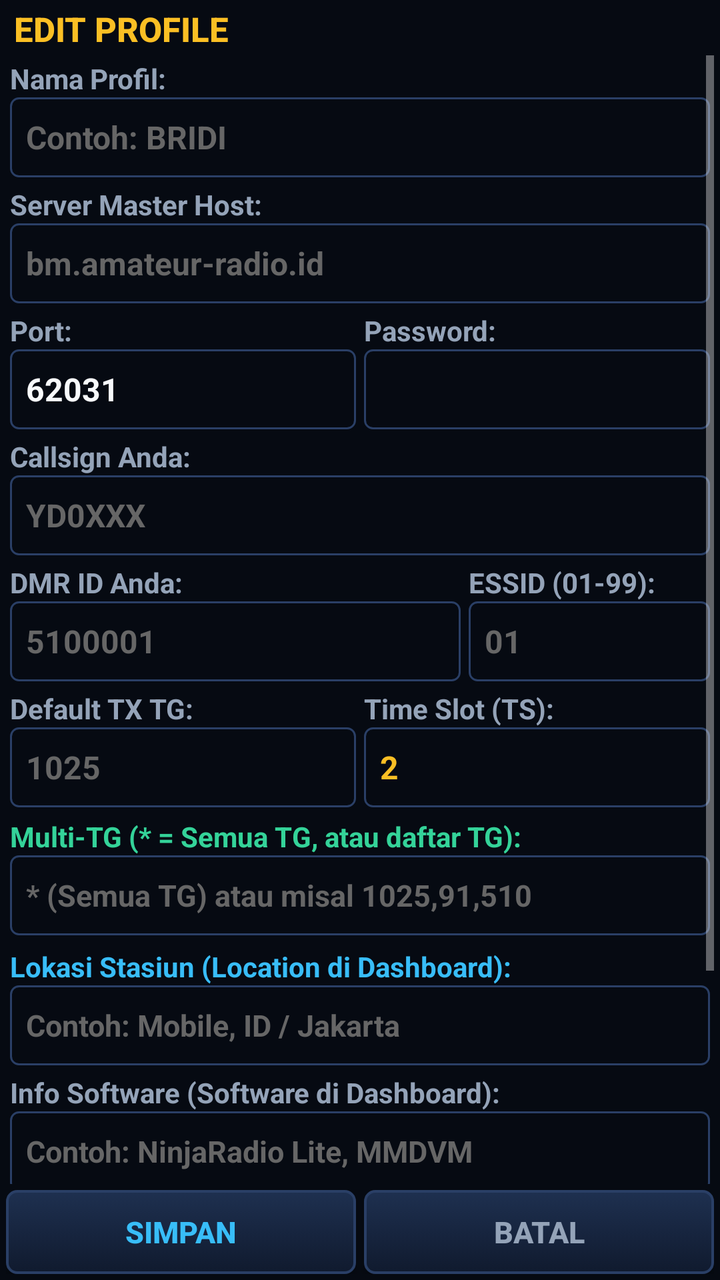
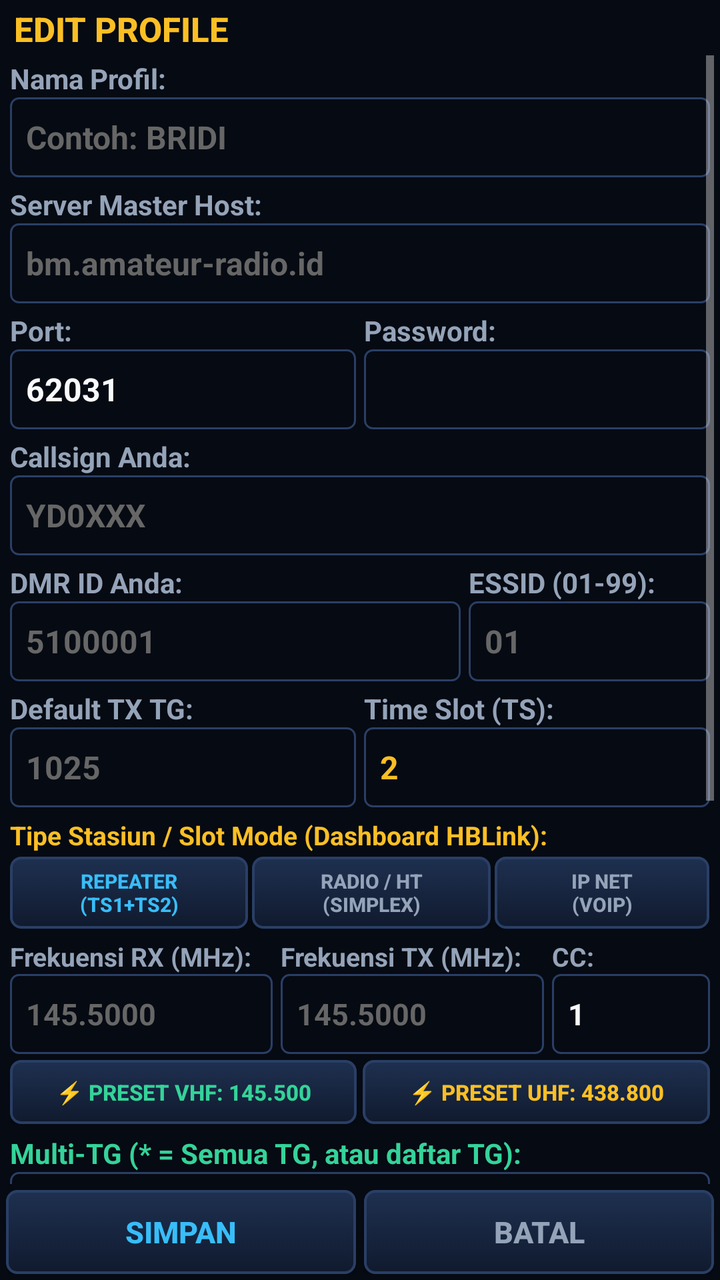

Screens rendered from an Android XML layout before and after an edit, with the pre-edit source and the edit as a unified diff.
<!-- AndroidManifest.xml: application theme Theme.NinjaRadioLite -->
<!-- res/layout/activity_edit_profile.xml -->
<?xml version="1.0" encoding="utf-8"?>
<LinearLayout xmlns:android="http://schemas.android.com/apk/res/android"
    android:layout_width="match_parent"
    android:layout_height="match_parent"
    android:orientation="vertical"
    android:background="@color/ninja_bg_deep"
    android:padding="3dp">

    
    <TextView
        android:id="@+id/tvEditTitle"
        android:layout_width="match_parent"
        android:layout_height="wrap_content"
        android:text="EDIT PROFILE"
        android:textColor="@color/ninja_amber"
        android:textSize="17sp"
        android:fontFamily="sans-serif-medium"
        android:textStyle="bold"
        android:gravity="center_vertical"
        android:paddingStart="4dp"
        android:layout_marginBottom="2dp" />

    
    <ScrollView
        android:layout_width="match_parent"
        android:layout_height="0dp"
        android:layout_weight="1"
        android:scrollbars="vertical">

        <LinearLayout
            android:layout_width="match_parent"
            android:layout_height="wrap_content"
            android:orientation="vertical"
            android:padding="2dp">

            
            <TextView
                android:layout_width="wrap_content"
                android:layout_height="wrap_content"
                android:text="Nama Profil:"
                android:textColor="@color/ninja_text_dim"
                android:textSize="14sp"
                android:textStyle="bold" />
            <EditText
                android:id="@+id/etName"
                android:layout_width="match_parent"
                android:layout_height="40dp"
                android:background="@drawable/edit_text_bg"
                android:textColor="@color/white"
                android:textSize="16sp"
                android:textStyle="bold"
                android:paddingStart="8dp"
                android:paddingEnd="8dp"
                android:singleLine="true"
                android:hint="Contoh: BRIDI"
                android:textColorHint="#666666" />

            
            <TextView
                android:layout_width="wrap_content"
                android:layout_height="wrap_content"
                android:text="Server Master Host:"
                android:textColor="@color/ninja_text_dim"
                android:textSize="14sp"
                android:textStyle="bold"
                android:layout_marginTop="4dp" />
            <EditText
                android:id="@+id/etHost"
                android:layout_width="match_parent"
                android:layout_height="40dp"
                android:background="@drawable/edit_text_bg"
                android:textColor="@color/white"
                android:textSize="16sp"
                android:textStyle="bold"
                android:paddingStart="8dp"
                android:paddingEnd="8dp"
                android:singleLine="true"
                android:hint="bm.amateur-radio.id"
                android:textColorHint="#666666" />

            
            <LinearLayout
                android:layout_width="match_parent"
                android:layout_height="wrap_content"
                android:orientation="horizontal"
                android:layout_marginTop="4dp">

                <LinearLayout
                    android:layout_width="0dp"
                    android:layout_height="wrap_content"
                    android:layout_weight="1"
                    android:orientation="vertical"
                    android:layout_marginEnd="2dp">
                    <TextView
                        android:layout_width="wrap_content"
                        android:layout_height="wrap_content"
                        android:text="Port:"
                        android:textColor="@color/ninja_text_dim"
                        android:textSize="14sp"
                        android:textStyle="bold" />
                    <EditText
                        android:id="@+id/etPort"
                        android:layout_width="match_parent"
                        android:layout_height="40dp"
                        android:background="@drawable/edit_text_bg"
                        android:textColor="@color/white"
                        android:textSize="16sp"
                        android:textStyle="bold"
                        android:paddingStart="8dp"
                        android:inputType="number"
                        android:singleLine="true"
                        android:text="62031" />
                </LinearLayout>

                <LinearLayout
                    android:layout_width="0dp"
                    android:layout_height="wrap_content"
                    android:layout_weight="1"
                    android:orientation="vertical"
                    android:layout_marginStart="2dp">
                    <TextView
                        android:layout_width="wrap_content"
                        android:layout_height="wrap_content"
                        android:text="Password:"
                        android:textColor="@color/ninja_text_dim"
                        android:textSize="14sp"
                        android:textStyle="bold" />
                    <EditText
                        android:id="@+id/etPassword"
                        android:layout_width="match_parent"
                        android:layout_height="40dp"
                        android:background="@drawable/edit_text_bg"
                        android:textColor="@color/white"
                        android:textSize="16sp"
                        android:textStyle="bold"
                        android:paddingStart="8dp"
                        android:inputType="textPassword"
                        android:singleLine="true" />
                </LinearLayout>
            </LinearLayout>

            
            <TextView
                android:layout_width="wrap_content"
                android:layout_height="wrap_content"
                android:text="Callsign Anda:"
                android:textColor="@color/ninja_text_dim"
                android:textSize="14sp"
                android:textStyle="bold"
                android:layout_marginTop="4dp" />
            <EditText
                android:id="@+id/etCallsign"
                android:layout_width="match_parent"
                android:layout_height="40dp"
                android:background="@drawable/edit_text_bg"
                android:textColor="@color/ninja_cyan"
                android:textSize="16sp"
                android:textStyle="bold"
                android:paddingStart="8dp"
                android:singleLine="true"
                android:hint="YD0XXX"
                android:textColorHint="#666666" />

            
            <LinearLayout
                android:layout_width="match_parent"
                android:layout_height="wrap_content"
                android:orientation="horizontal"
                android:layout_marginTop="4dp">

                <LinearLayout
                    android:layout_width="0dp"
                    android:layout_height="wrap_content"
                    android:layout_weight="3"
                    android:orientation="vertical"
                    android:layout_marginEnd="2dp">
                    <TextView
                        android:layout_width="wrap_content"
                        android:layout_height="wrap_content"
                        android:text="DMR ID Anda:"
                        android:textColor="@color/ninja_text_dim"
                        android:textSize="14sp"
                        android:textStyle="bold" />
                    <EditText
                        android:id="@+id/etDmrId"
                        android:layout_width="match_parent"
                        android:layout_height="40dp"
                        android:background="@drawable/edit_text_bg"
                        android:textColor="@color/ninja_cyan"
                        android:textSize="16sp"
                        android:textStyle="bold"
                        android:paddingStart="8dp"
                        android:inputType="number"
                        android:singleLine="true"
                        android:hint="5100001"
                        android:textColorHint="#666666" />
                </LinearLayout>

                <LinearLayout
                    android:layout_width="0dp"
                    android:layout_height="wrap_content"
                    android:layout_weight="1.6"
                    android:orientation="vertical"
                    android:layout_marginStart="2dp">
                    <TextView
                        android:layout_width="wrap_content"
                        android:layout_height="wrap_content"
                        android:text="ESSID (01-99):"
                        android:textColor="@color/ninja_text_dim"
                        android:textSize="14sp"
                        android:textStyle="bold" />
                    <EditText
                        android:id="@+id/etEssid"
                        android:layout_width="match_parent"
                        android:layout_height="40dp"
                        android:background="@drawable/edit_text_bg"
                        android:textColor="@color/ninja_cyan"
                        android:textSize="16sp"
                        android:textStyle="bold"
                        android:paddingStart="8dp"
                        android:inputType="number"
                        android:singleLine="true"
                        android:hint="01"
                        android:textColorHint="#666666" />
                </LinearLayout>
            </LinearLayout>

            
            <LinearLayout
                android:layout_width="match_parent"
                android:layout_height="wrap_content"
                android:orientation="horizontal"
                android:layout_marginTop="4dp">

                <LinearLayout
                    android:layout_width="0dp"
                    android:layout_height="wrap_content"
                    android:layout_weight="1"
                    android:orientation="vertical"
                    android:layout_marginEnd="2dp">
                    <TextView
                        android:layout_width="wrap_content"
                        android:layout_height="wrap_content"
                        android:text="Default TX TG:"
                        android:textColor="@color/ninja_text_dim"
                        android:textSize="14sp"
                        android:textStyle="bold" />
                    <EditText
                        android:id="@+id/etTalkgroup"
                        android:layout_width="match_parent"
                        android:layout_height="40dp"
                        android:background="@drawable/edit_text_bg"
                        android:textColor="@color/ninja_amber"
                        android:textSize="16sp"
                        android:textStyle="bold"
                        android:paddingStart="8dp"
                        android:inputType="number"
                        android:singleLine="true"
                        android:hint="1025"
                        android:textColorHint="#666666" />
                </LinearLayout>

                <LinearLayout
                    android:layout_width="0dp"
                    android:layout_height="wrap_content"
                    android:layout_weight="1"
                    android:orientation="vertical"
                    android:layout_marginStart="2dp">
                    <TextView
                        android:layout_width="wrap_content"
                        android:layout_height="wrap_content"
                        android:text="Time Slot (TS):"
                        android:textColor="@color/ninja_text_dim"
                        android:textSize="14sp"
                        android:textStyle="bold" />
                    <EditText
                        android:id="@+id/etSlot"
                        android:layout_width="match_parent"
                        android:layout_height="40dp"
                        android:background="@drawable/edit_text_bg"
                        android:textColor="@color/ninja_amber"
                        android:textSize="16sp"
                        android:textStyle="bold"
                        android:paddingStart="8dp"
                        android:inputType="number"
                        android:singleLine="true"
                        android:text="2" />
                </LinearLayout>
            </LinearLayout>

            
            <TextView
                android:layout_width="wrap_content"
                android:layout_height="wrap_content"
                android:text="Multi-TG (* = Semua TG, atau daftar TG):"
                android:textColor="@color/ninja_green"
                android:textSize="14sp"
                android:textStyle="bold"
                android:layout_marginTop="5dp" />
            <EditText
                android:id="@+id/etRxGroup"
                android:layout_width="match_parent"
                android:layout_height="40dp"
                android:background="@drawable/edit_text_bg"
                android:textColor="@color/ninja_green"
                android:textSize="15sp"
                android:textStyle="bold"
                android:paddingStart="8dp"
                android:singleLine="true"
                android:hint="* (Semua TG) atau misal 1025,91,510"
                android:textColorHint="#666666" />

            
            <TextView
                android:layout_width="wrap_content"
                android:layout_height="wrap_content"
                android:text="Lokasi Stasiun (Location di Dashboard):"
                android:textColor="@color/ninja_cyan"
                android:textSize="14sp"
                android:textStyle="bold"
                android:layout_marginTop="6dp" />
            <EditText
                android:id="@+id/etLocation"
                android:layout_width="match_parent"
                android:layout_height="40dp"
                android:background="@drawable/edit_text_bg"
                android:textColor="@color/ninja_cyan"
                android:textSize="15sp"
                android:textStyle="bold"
                android:paddingStart="8dp"
                android:singleLine="true"
                android:hint="Contoh: Mobile, ID / Jakarta"
                android:textColorHint="#666666" />

            <TextView
                android:layout_width="wrap_content"
                android:layout_height="wrap_content"
                android:text="Info Software (Software di Dashboard):"
                android:textColor="@color/ninja_text_dim"
                android:textSize="14sp"
                android:textStyle="bold"
                android:layout_marginTop="4dp" />
            <EditText
                android:id="@+id/etSoftware"
                android:layout_width="match_parent"
                android:layout_height="40dp"
                android:background="@drawable/edit_text_bg"
                android:textColor="@color/ninja_cyan"
                android:textSize="15sp"
                android:textStyle="bold"
                android:paddingStart="8dp"
                android:singleLine="true"
                android:hint="Contoh: NinjaRadio Lite, MMDVM"
                android:textColorHint="#666666" />

            <TextView
                android:layout_width="wrap_content"
                android:layout_height="wrap_content"
                android:text="Info Hardware / Rig Model:"
                android:textColor="@color/ninja_text_dim"
                android:textSize="14sp"
                android:textStyle="bold"
                android:layout_marginTop="4dp" />
            <EditText
                android:id="@+id/etHardware"
                android:layout_width="match_parent"
                android:layout_height="40dp"
                android:background="@drawable/edit_text_bg"
                android:textColor="@color/white"
                android:textSize="15sp"
                android:textStyle="bold"
                android:paddingStart="8dp"
                android:singleLine="true"
                android:hint="Contoh: KSUN ZL40, Android POC"
                android:textColorHint="#666666" />

            <TextView
                android:layout_width="wrap_content"
                android:layout_height="wrap_content"
                android:text="Deskripsi Stasiun:"
                android:textColor="@color/ninja_text_dim"
                android:textSize="14sp"
                android:textStyle="bold"
                android:layout_marginTop="4dp" />
            <EditText
                android:id="@+id/etDescription"
                android:layout_width="match_parent"
                android:layout_height="40dp"
                android:background="@drawable/edit_text_bg"
                android:textColor="@color/white"
                android:textSize="15sp"
                android:textStyle="bold"
                android:paddingStart="8dp"
                android:singleLine="true"
                android:hint="Contoh: NinjaDMR Mobile"
                android:textColorHint="#666666" />

        </LinearLayout>
    </ScrollView>

    
    <LinearLayout
        android:layout_width="match_parent"
        android:layout_height="42dp"
        android:orientation="horizontal"
        android:gravity="center"
        android:layout_marginTop="3dp">

        <Button
            android:id="@+id/btnSave"
            android:layout_width="0dp"
            android:layout_height="match_parent"
            android:layout_weight="1"
            android:text="SIMPAN"
            android:textSize="15sp"
            android:textStyle="bold"
            android:textColor="@color/ninja_cyan"
            android:background="@drawable/btn_dpad"
            android:focusable="true"
            android:focusableInTouchMode="true"
            android:layout_marginEnd="2dp" />

        <Button
            android:id="@+id/btnCancel"
            android:layout_width="0dp"
            android:layout_height="match_parent"
            android:layout_weight="1"
            android:text="BATAL"
            android:textSize="15sp"
            android:textStyle="bold"
            android:textColor="@color/ninja_text_dim"
            android:background="@drawable/btn_dpad"
            android:focusable="true"
            android:focusableInTouchMode="true"
            android:layout_marginStart="2dp" />
    </LinearLayout>

</LinearLayout>
<!-- resources referenced by this layout -->
<resources>
  <color name="ninja_amber">#FBBF24</color>
  <color name="ninja_bg_deep">#060A12</color>
  <color name="ninja_cyan">#38BDF8</color>
  <color name="ninja_green">#34D399</color>
  <color name="ninja_text_dim">#94A3B8</color>
  <color name="white">#F8FAFC</color>
  <!-- drawable btn_dpad (drawable) -->
  <?xml version="1.0" encoding="utf-8"?>
  <selector xmlns:android="http://schemas.android.com/apk/res/android">
      <item android:state_pressed="true">
          <shape android:shape="rectangle">
              <gradient
                  android:angle="270"
                  android:startColor="#0284C7"
                  android:endColor="#0369A1" />
              <stroke android:width="2dp" android:color="#38BDF8" />
              <corners android:radius="5dp" />
          </shape>
      </item>
      <item android:state_focused="true">
          <shape android:shape="rectangle">
              <gradient
                  android:angle="270"
                  android:startColor="#263B66"
                  android:endColor="#172542" />
              <stroke android:width="2dp" android:color="#38BDF8" />
              <corners android:radius="5dp" />
          </shape>
      </item>
      <item>
          <shape android:shape="rectangle">
              <gradient
                  android:angle="270"
                  android:startColor="#1E3050"
                  android:endColor="#101A2E" />
              <stroke android:width="1.2dp" android:color="#2A3F66" />
              <corners android:radius="5dp" />
          </shape>
      </item>
  </selector>
  <!-- drawable edit_text_bg (drawable) -->
  <?xml version="1.0" encoding="utf-8"?>
  <selector xmlns:android="http://schemas.android.com/apk/res/android">
      <item android:state_focused="true">
          <shape android:shape="rectangle">
              <solid android:color="@color/ninja_bg_grid" />
              <stroke android:width="2dp" android:color="@color/ninja_cyan" />
              <corners android:radius="4dp" />
          </shape>
      </item>
      <item>
          <shape android:shape="rectangle">
              <solid android:color="@color/ninja_bg_deep" />
              <stroke android:width="1dp" android:color="@color/ninja_panel_edge" />
              <corners android:radius="4dp" />
          </shape>
      </item>
  </selector>
  <style name="Theme.NinjaRadioLite" parent="Theme.AppCompat.NoActionBar">
          <item name="android:windowBackground">@color/black</item>
          <item name="android:colorBackground">@color/black</item>
          <item name="android:textColor">@color/white</item>
          <item name="colorPrimary">#212121</item>
          <item name="colorPrimaryDark">#000000</item>
          <item name="colorAccent">@color/accent_yellow</item>
      </style>
  <color name="ninja_bg_grid">#0D1526</color>
  <color name="ninja_panel_edge">#2A3F66</color>
  <color name="black">#060A12</color>
  <color name="accent_yellow">#FBBF24</color>
</resources>

<!-- the commit's change to res/layout/activity_edit_profile.xml (unified diff, before → after) -->
@@ -286,6 +286,183 @@
                         android:singleLine="true"
                         android:text="2" />
                 </LinearLayout>
+            </LinearLayout>
+
+            
+            <TextView
+                android:layout_width="wrap_content"
+                android:layout_height="wrap_content"
+                android:text="Tipe Stasiun / Slot Mode (Dashboard HBLink):"
+                android:textColor="@color/ninja_amber"
+                android:textSize="13sp"
+                android:textStyle="bold"
+                android:layout_marginTop="5dp" />
+
+            <LinearLayout
+                android:layout_width="match_parent"
+                android:layout_height="36dp"
+                android:orientation="horizontal"
+                android:layout_marginTop="2dp">
+
+                <Button
+                    android:id="@+id/btnModeRepeater"
+                    android:layout_width="0dp"
+                    android:layout_height="match_parent"
+                    android:layout_weight="1"
+                    android:text="REPEATER\n(TS1+TS2)"
+                    android:textSize="10sp"
+                    android:textStyle="bold"
+                    android:textColor="@color/ninja_cyan"
+                    android:background="@drawable/btn_dpad"
+                    android:layout_marginEnd="2dp" />
+
+                <Button
+                    android:id="@+id/btnModeRadio"
+                    android:layout_width="0dp"
+                    android:layout_height="match_parent"
+                    android:layout_weight="1"
+                    android:text="RADIO / HT\n(Simplex)"
+                    android:textSize="10sp"
+                    android:textStyle="bold"
+                    android:textColor="@color/ninja_text_dim"
+                    android:background="@drawable/btn_dpad"
+                    android:layout_marginEnd="2dp" />
+
+                <Button
+                    android:id="@+id/btnModeIp"
+                    android:layout_width="0dp"
+                    android:layout_height="match_parent"
+                    android:layout_weight="0.9"
+                    android:text="IP NET\n(VoIP)"
+                    android:textSize="10sp"
+                    android:textStyle="bold"
+                    android:textColor="@color/ninja_text_dim"
+                    android:background="@drawable/btn_dpad" />
+            </LinearLayout>
+
+            
+            <LinearLayout
+                android:layout_width="match_parent"
+                android:layout_height="wrap_content"
+                android:orientation="horizontal"
+                android:layout_marginTop="5dp">
+
+                <LinearLayout
+                    android:layout_width="0dp"
+                    android:layout_height="wrap_content"
+                    android:layout_weight="1"
+                    android:orientation="vertical"
+                    android:layout_marginEnd="2dp">
+                    <TextView
+                        android:layout_width="wrap_content"
+                        android:layout_height="wrap_content"
+                        android:text="Frekuensi RX (MHz):"
+                        android:textColor="@color/ninja_text_dim"
+                        android:textSize="13sp"
+                        android:textStyle="bold" />
+                    <EditText
+                        android:id="@+id/etRxFreq"
+                        android:layout_width="match_parent"
+                        android:layout_height="40dp"
+                        android:background="@drawable/edit_text_bg"
+                        android:textColor="@color/ninja_green"
+                        android:textSize="15sp"
+                        android:textStyle="bold"
+                        android:paddingStart="8dp"
+                        android:inputType="numberDecimal"
+                        android:singleLine="true"
+                        android:hint="145.5000"
+                        android:textColorHint="#666666" />
+                </LinearLayout>
+
+                <LinearLayout
+                    android:layout_width="0dp"
+                    android:layout_height="wrap_content"
+                    android:layout_weight="1"
+                    android:orientation="vertical"
+                    android:layout_marginStart="2dp"
+                    android:layout_marginEnd="2dp">
+                    <TextView
+                        android:layout_width="wrap_content"
+                        android:layout_height="wrap_content"
+                        android:text="Frekuensi TX (MHz):"
+                        android:textColor="@color/ninja_text_dim"
+                        android:textSize="13sp"
+                        android:textStyle="bold" />
+                    <EditText
+                        android:id="@+id/etTxFreq"
+                        android:layout_width="match_parent"
+                        android:layout_height="40dp"
+                        android:background="@drawable/edit_text_bg"
+                        android:textColor="@color/ninja_amber"
+                        android:textSize="15sp"
+                        android:textStyle="bold"
+                        android:paddingStart="8dp"
+                        android:inputType="numberDecimal"
+                        android:singleLine="true"
+                        android:hint="145.5000"
+                        android:textColorHint="#666666" />
+                </LinearLayout>
+
+                <LinearLayout
+                    android:layout_width="0dp"
+                    android:layout_height="wrap_content"
+                    android:layout_weight="0.6"
+                    android:orientation="vertical"
+                    android:layout_marginStart="2dp">
+                    <TextView
+                        android:layout_width="wrap_content"
+                        android:layout_height="wrap_content"
+                        android:text="CC:"
+                        android:textColor="@color/ninja_text_dim"
+                        android:textSize="13sp"
+                        android:textStyle="bold" />
+                    <EditText
+                        android:id="@+id/etColorCode"
+                        android:layout_width="match_parent"
+                        android:layout_height="40dp"
+                        android:background="@drawable/edit_text_bg"
+                        android:textColor="@color/white"
+                        android:textSize="15sp"
+                        android:textStyle="bold"
+                        android:paddingStart="8dp"
+                        android:inputType="number"
+                        android:singleLine="true"
+                        android:hint="1"
+                        android:text="1"
+                        android:textColorHint="#666666" />
+                </LinearLayout>
+            </LinearLayout>
+
+            
+            <LinearLayout
+                android:layout_width="match_parent"
+                android:layout_height="32dp"
+                android:orientation="horizontal"
+                android:layout_marginTop="3dp">
+
+                <Button
+                    android:id="@+id/btnPresetVhf"
+                    android:layout_width="0dp"
+                    android:layout_height="match_parent"
+                    android:layout_weight="1"
+                    android:text="⚡ PRESET VHF: 145.500"
+                    android:textSize="11sp"
+                    android:textStyle="bold"
+                    android:textColor="@color/ninja_green"
+                    android:background="@drawable/btn_dpad"
+                    android:layout_marginEnd="3dp" />
+
+                <Button
+                    android:id="@+id/btnPresetUhf"
+                    android:layout_width="0dp"
+                    android:layout_height="match_parent"
+                    android:layout_weight="1"
+                    android:text="⚡ PRESET UHF: 438.800"
+                    android:textSize="11sp"
+                    android:textStyle="bold"
+                    android:textColor="@color/ninja_amber"
+                    android:background="@drawable/btn_dpad" />
             </LinearLayout>
 
             
